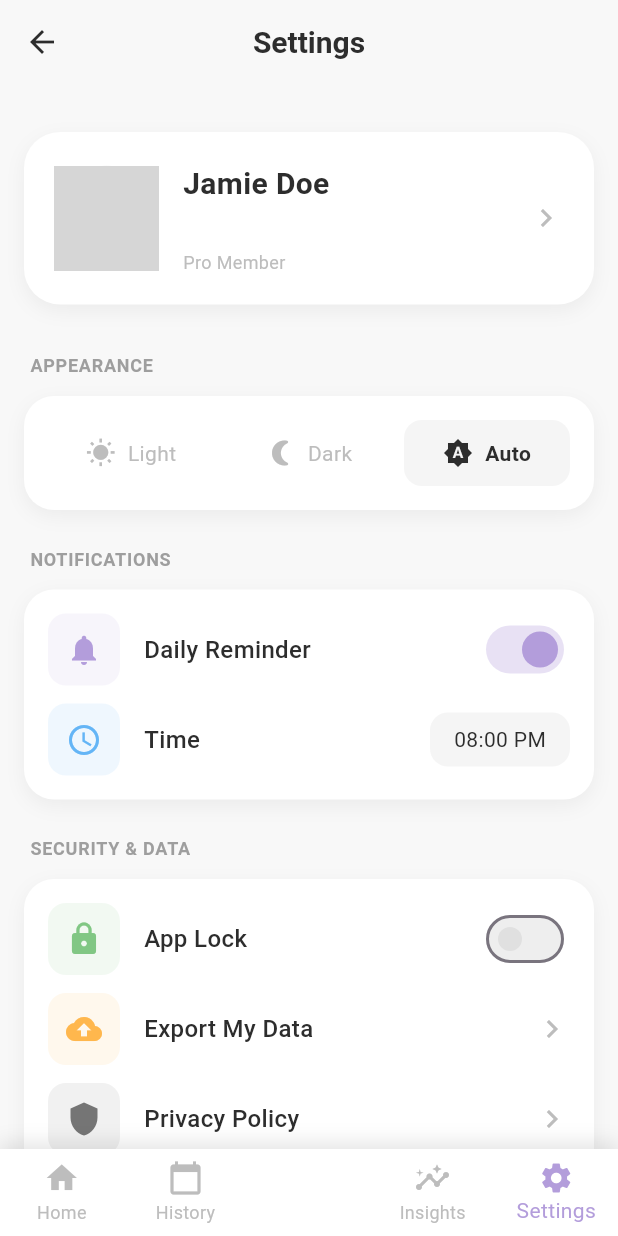
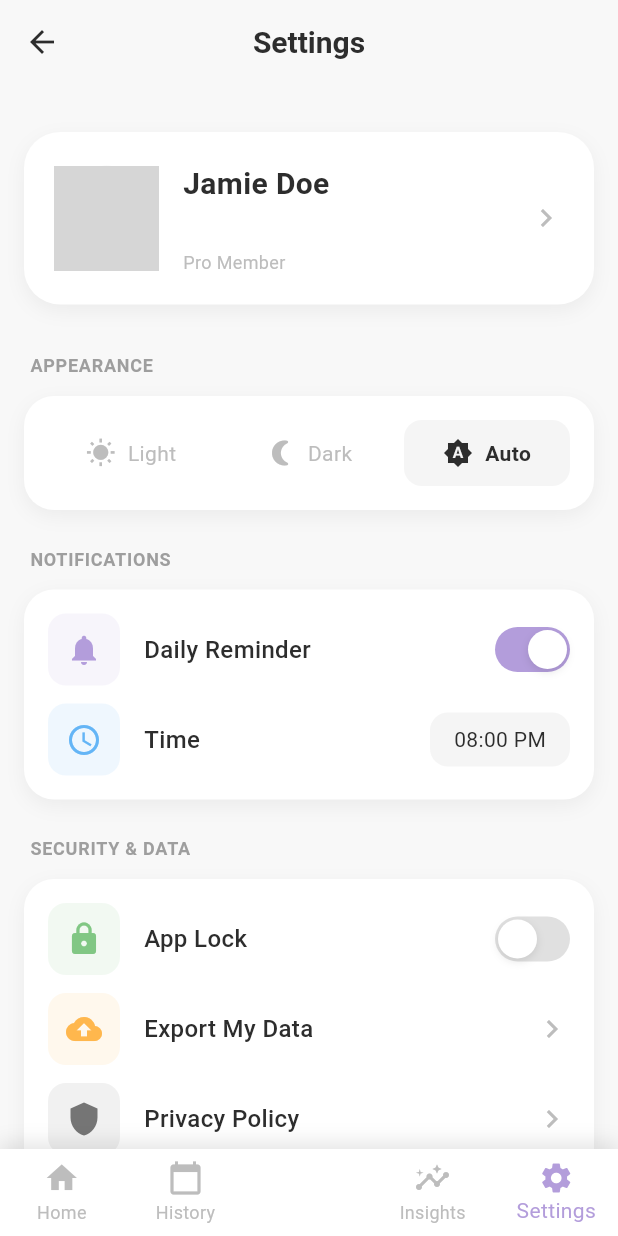
Before and after one commit to loczus887/moodJar, a Flutter app: the screen it shows once a user with an empty profile is signed in, item 5 of the bottom bar chosen, on a phone screen of 412 x 824 dp. Run offline on Flutter 3.47's test engine with Material 3 defaults, Android fonts, the phone set to English and light mode, and no system bars; our stand-ins replace cloud_firestore, equatable, firebase_auth, firebase_core, flutter_bloc; accounts and stored records are empty; generated files the repository leaves out were written again; grey boxes are pictures that could not be loaded.

Commit message:
Add customizable toggle switches for "Daily Reminder" and "App Lock" settings in the profile screen.

```diff
--- a/lib/pages/profile_screen.dart
+++ b/lib/pages/profile_screen.dart
@@ -13,6 +13,8 @@ class ProfileScreen extends StatefulWidget {
 
 class _ProfileScreenState extends State<ProfileScreen> {
   int _selectedIndex = 4; // Settings index
+  bool _dailyReminder = true;
+  bool _appLock = false;
 
   void _onItemTapped(int index) {
     setState(() {
@@ -161,7 +163,11 @@ class _ProfileScreenState extends State<ProfileScreen> {
                   icon: Icons.notifications,
                   iconColor: const Color(0xFFB39DDB),
                   title: 'Daily Reminder',
-                  trailing: _buildSwitch(true),
+                  trailing: _buildSwitch(context, _dailyReminder, (val) {
+                    setState(() {
+                      _dailyReminder = val;
+                    });
+                  }),
                 ),
                 const SizedBox(height: 12),
                 _buildNotificationItem(
@@ -192,7 +198,11 @@ class _ProfileScreenState extends State<ProfileScreen> {
                   icon: Icons.lock,
                   iconColor: const Color(0xFF81C784),
                   title: 'App Lock',
-                  trailing: _buildSwitch(false),
+                  trailing: _buildSwitch(context, _appLock, (val) {
+                    setState(() {
+                      _appLock = val;
+                    });
+                  }),
                 ),
                 const SizedBox(height: 12),
                 _buildSecurityItem(
@@ -443,14 +453,43 @@ class _ProfileScreenState extends State<ProfileScreen> {
     );
   }
 
-  Widget _buildSwitch(bool value) {
-    return Switch(
-      value: value,
-      onChanged: (val) {},
-      activeThumbColor: const Color(0xFFB39DDB),
-      activeTrackColor: const Color(0xFFB39DDB).withOpacity(0.3),
-      inactiveThumbColor: Colors.grey[300],
-      inactiveTrackColor: Colors.grey[200],
+  Widget _buildSwitch(BuildContext context, bool value, Function(bool) onChanged) {
+    final theme = Theme.of(context);
+    final isDark = theme.brightness == Brightness.dark;
+
+    return GestureDetector(
+      onTap: () => onChanged(!value),
+      child: AnimatedContainer(
+        duration: const Duration(milliseconds: 200),
+        width: 50,
+        height: 30,
+        padding: const EdgeInsets.all(2),
+        decoration: BoxDecoration(
+          color: value
+              ? const Color(0xFFB39DDB)
+              : (isDark ? Colors.grey[700] : Colors.grey[300]),
+          borderRadius: BorderRadius.circular(20),
+        ),
+        child: AnimatedAlign(
+          duration: const Duration(milliseconds: 200),
+          alignment: value ? Alignment.centerRight : Alignment.centerLeft,
+          child: Container(
+            width: 26,
+            height: 26,
+            decoration: BoxDecoration(
+              color: Colors.white,
+              shape: BoxShape.circle,
+              boxShadow: [
+                BoxShadow(
+                  color: Colors.black.withOpacity(0.1),
+                  blurRadius: 4,
+                  offset: const Offset(0, 2),
+                ),
+              ],
+            ),
+          ),
+        ),
+      ),
     );
   }
 }
```
Also changed, not shown: lib/pages/home_page.dart (+8 -7 lines), lib/pages/log_mood.dart (+56 -20 lines).
